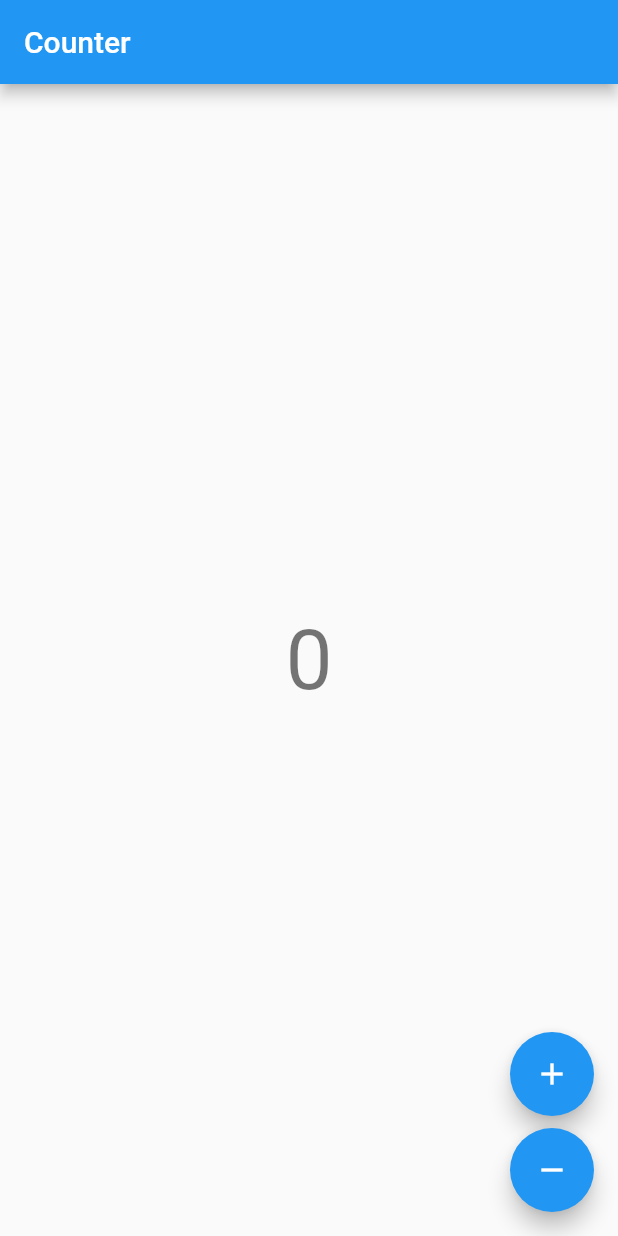
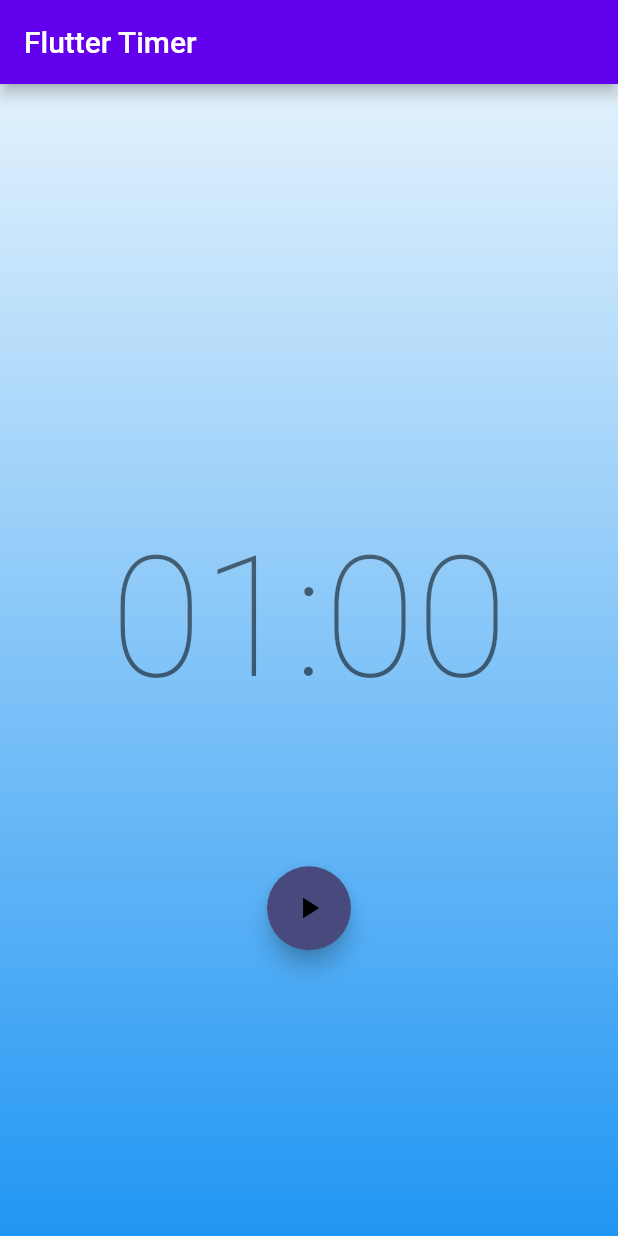
Before and after one commit to moltak/practice_flutter_bloc, a Flutter app: the screen it shows after launch, on a phone screen of 412 x 824 dp. Run offline on Flutter 3.47's test engine with Material 2 defaults, Android fonts, the phone set to English and light mode, and no system bars; our stand-ins replace bloc, equatable, flutter_bloc.

Commit message:
tiemr project

```diff
--- a/lib/main.dart
+++ b/lib/main.dart
@@ -3,8 +3,12 @@
 
 import 'counter/app.dart';
 import 'counter/counter_observer.dart';
+import 'timer/app.dart';
 
-void main() {
-  BlocOverrides.runZoned(() => runApp(const CounterApp()),
-      blocObserver: CounterObserver());
-}
+// counter
+// void main() {
+//   BlocOverrides.runZoned(() => runApp(const CounterApp()),
+//       blocObserver: CounterObserver());
+// }
+
+void main() => runApp(App());
--- /dev/null
+++ b/lib/timer/app.dart
@@ -0,0 +1,18 @@
+import 'package:flutter/material.dart';
+
+import 'view/timer_page.dart';
+
+class App extends StatelessWidget {
+  @override
+  Widget build(BuildContext context) {
+    return MaterialApp(
+        title: 'Flutter Timer',
+        theme: ThemeData(
+          primaryColor: const Color.fromRGBO(109, 234, 255, 1),
+          colorScheme: const ColorScheme.light(
+            secondary: Color.fromRGBO(72, 74, 126, 1),
+          ),
+        ),
+        home: const TimerPage());
+  }
+}
--- /dev/null
+++ b/lib/timer/bloc/timer_bloc.dart
@@ -0,0 +1,65 @@
+import 'dart:async';
+
+import 'package:bloc/bloc.dart';
+import 'package:equatable/equatable.dart';
+
+import '../ticker.dart';
+
+part 'timer_event.dart';
+part 'timer_state.dart';
+
+class TimerBloc extends Bloc<TimerEvent, TimerState> {
+  final Ticker _ticker;
+  static const int _duration = 60;
+
+  StreamSubscription<int>? _tickerSubscription;
+
+  TimerBloc({required Ticker ticker})
+      : _ticker = ticker,
+        super(const TimerInitial(_duration)) {
+    on<TimerStarted>(_onStarted);
+    on<TimerPaused>(_onPaused);
+    on<TimerResumed>(_onResumed);
+    on<TimerReset>(_onReset);
+    on<TimerTicked>(_onTicked);
+  }
+
+  @override
+  Future<void> close() {
+    _tickerSubscription?.cancel();
+    return super.close();
+  }
+
+  void _onStarted(TimerStarted event, Emitter<TimerState> emit) {
+    emit(TimerRunInProgress(event.duration));
+    _tickerSubscription?.cancel();
+    _tickerSubscription = _ticker
+        .tick(ticks: event.duration)
+        .listen((duration) => add(TimerTicked(duration: duration)));
+  }
+
+  void _onPaused(TimerPaused event, Emitter<TimerState> emit) {
+    if (state is TimerRunInProgress) {
+      _tickerSubscription?.pause();
+      emit(TimerRunPause(state.duration));
+    }
+  }
+
+  void _onResumed(TimerResumed event, Emitter<TimerState> emit) {
+    if (state is TimerRunPause) {
+      _tickerSubscription?.resume();
+      emit(TimerRunInProgress(state.duration));
+    }
+  }
+
+  void _onReset(TimerReset event, Emitter<TimerState> emit) {
+    _tickerSubscription?.cancel();
+    emit(const TimerInitial(_duration));
+  }
+
+  void _onTicked(TimerTicked event, Emitter<TimerState> emit) {
+    emit(event.duration > 0
+        ? TimerRunInProgress(event.duration)
+        : const TimerRunComplete());
+  }
+}
--- /dev/null
+++ b/lib/timer/bloc/timer_event.dart
@@ -0,0 +1,33 @@
+part of 'timer_bloc.dart';
+
+abstract class TimerEvent extends Equatable {
+  const TimerEvent();
+
+  @override
+  List<Object> get props => [];
+}
+
+class TimerStarted extends TimerEvent {
+  const TimerStarted({required this.duration});
+  final int duration;
+}
+
+class TimerPaused extends TimerEvent {
+  const TimerPaused();
+}
+
+class TimerResumed extends TimerEvent {
+  const TimerResumed();
+}
+
+class TimerReset extends TimerEvent {
+  const TimerReset();
+}
+
+class TimerTicked extends TimerEvent {
+  const TimerTicked({required this.duration});
+  final int duration;
+
+  @override
+  List<Object> get props => [duration];
+}
--- /dev/null
+++ b/lib/timer/bloc/timer_state.dart
@@ -0,0 +1,35 @@
+part of 'timer_bloc.dart';
+
+abstract class TimerState extends Equatable {
+  final int duration;
+
+  const TimerState(this.duration);
+
+  @override
+  List<Object> get props => [duration];
+}
+
+class TimerInitial extends TimerState {
+  const TimerInitial(int duration) : super(duration);
+
+  @override
+  String toString() => 'TimerInitial { duration: $duration}';
+}
+
+class TimerRunPause extends TimerState {
+  const TimerRunPause(int duration) : super(duration);
+
+  @override
+  String toString() => 'TimerRunPause { duration: $duration }';
+}
+
+class TimerRunInProgress extends TimerState {
+  const TimerRunInProgress(int duration) : super(duration);
+
+  @override
+  String toString() => 'TimerRunInProgress { duration: $duration }';
+}
+
+class TimerRunComplete extends TimerState {
+  const TimerRunComplete() : super(0);
+}
--- /dev/null
+++ b/lib/timer/ticker.dart
@@ -0,0 +1,8 @@
+class Ticker {
+  const Ticker();
+
+  Stream<int> tick({required int ticks}) {
+    return Stream.periodic(const Duration(seconds: 1), (x) => ticks - x - 1)
+        .take(ticks);
+  }
+}
--- /dev/null
+++ b/lib/timer/timer.dart
@@ -0,0 +1,2 @@
+export 'bloc/timer_bloc.dart';
+export 'view/timer_page.dart';
--- /dev/null
+++ b/lib/timer/view/timer_page.dart
@@ -0,0 +1,127 @@
+import 'package:flutter/material.dart';
+import 'package:flutter_bloc/flutter_bloc.dart';
+import 'package:practice_flutter_bloc/timer/bloc/timer_bloc.dart';
+
+import '../ticker.dart';
+
+class TimerPage extends StatelessWidget {
+  const TimerPage({Key? key}) : super(key: key);
+  @override
+  Widget build(BuildContext context) {
+    return BlocProvider(
+      create: (_) => TimerBloc(ticker: Ticker()),
+      child: const TimerView(),
+    );
+  }
+}
+
+class TimerView extends StatelessWidget {
+  const TimerView({Key? key}) : super(key: key);
+  @override
+  Widget build(BuildContext context) {
+    return Scaffold(
+      appBar: AppBar(title: const Text('Flutter Timer')),
+      body: Stack(
+        children: [
+          const Background(),
+          Column(
+            mainAxisAlignment: MainAxisAlignment.center,
+            crossAxisAlignment: CrossAxisAlignment.center,
+            children: const <Widget>[
+              Padding(
+                padding: EdgeInsets.symmetric(vertical: 100.0),
+                child: Center(child: TimerText()),
+              ),
+              Actions(),
+            ],
+          ),
+        ],
+      ),
+    );
+  }
+}
+
+class TimerText extends StatelessWidget {
+  const TimerText({Key? key}) : super(key: key);
+  @override
+  Widget build(BuildContext context) {
+    final duration = context.select((TimerBloc bloc) => bloc.state.duration);
+    final minutesStr =
+        ((duration / 60) % 60).floor().toString().padLeft(2, '0');
+    final secondsStr = (duration % 60).floor().toString().padLeft(2, '0');
+    return Text(
+      '$minutesStr:$secondsStr',
+      style: Theme.of(context).textTheme.headline1,
+    );
+  }
+}
+
+class Actions extends StatelessWidget {
+  const Actions({Key? key}) : super(key: key);
+  @override
+  Widget build(BuildContext context) {
+    return BlocBuilder<TimerBloc, TimerState>(
+      buildWhen: (prev, state) => prev.runtimeType != state.runtimeType,
+      builder: (context, state) {
+        return Row(
+          mainAxisAlignment: MainAxisAlignment.spaceEvenly,
+          children: [
+            if (state is TimerInitial) ...[
+              FloatingActionButton(
+                child: Icon(Icons.play_arrow),
+                onPressed: () => context
+                    .read<TimerBloc>()
+                    .add(TimerStarted(duration: state.duration)),
+              ),
+            ],
+            if (state is TimerRunInProgress) ...[
+              FloatingActionButton(
+                child: Icon(Icons.pause),
+                onPressed: () => context.read<TimerBloc>().add(TimerPaused()),
+              ),
+              FloatingActionButton(
+                child: Icon(Icons.replay),
+                onPressed: () => context.read<TimerBloc>().add(TimerReset()),
+              ),
+            ],
+            if (state is TimerRunPause) ...[
+              FloatingActionButton(
+                child: Icon(Icons.play_arrow),
+                onPressed: () => context.read<TimerBloc>().add(TimerResumed()),
+              ),
+              FloatingActionButton(
+                child: Icon(Icons.replay),
+                onPressed: () => context.read<TimerBloc>().add(TimerReset()),
+              ),
+            ],
+            if (state is TimerRunComplete) ...[
+              FloatingActionButton(
+                child: Icon(Icons.replay),
+                onPressed: () => context.read<TimerBloc>().add(TimerReset()),
+              ),
+            ]
+          ],
+        );
+      },
+    );
+  }
+}
+
+class Background extends StatelessWidget {
+  const Background({Key? key}) : super(key: key);
+  @override
+  Widget build(BuildContext context) {
+    return Container(
+      decoration: BoxDecoration(
+        gradient: LinearGradient(
+          begin: Alignment.topCenter,
+          end: Alignment.bottomCenter,
+          colors: [
+            Colors.blue.shade50,
+            Colors.blue.shade500,
+          ],
+        ),
+      ),
+    );
+  }
+}
```
